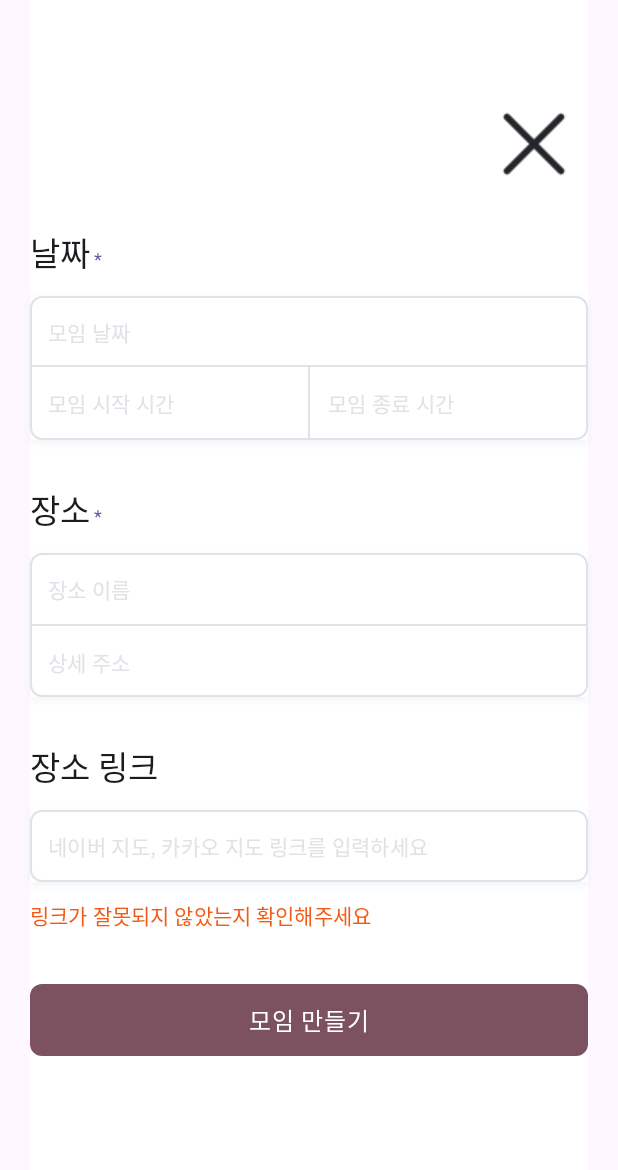
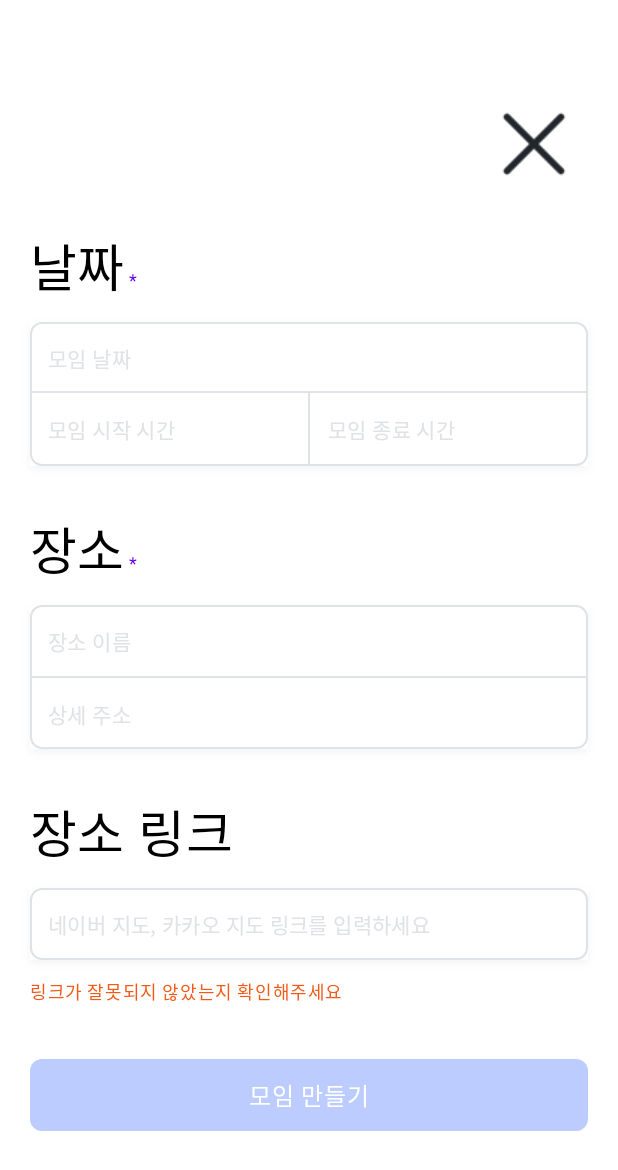
Before and after one commit to Nexters/holdy-android, an Android app built with Jetpack Compose: the @Preview function MoimCreateScreen, on a phone screen of 412 x 824 dp. Shown: the top 1170 px of the screen. Run offline under Robolectric (Android 15) with nearby library versions, the phone set to English and light mode, and no system bars; network calls fail; Roboto replaces fonts that are not available here.

Commit message:
refactor : material3 -> material

```diff
--- a/app/src/main/java/team/nexters/semonemo/common/Button.kt
+++ b/app/src/main/java/team/nexters/semonemo/common/Button.kt
@@ -1,10 +1,10 @@
 package team.nexters.semonemo.common
 
-import androidx.compose.material3.Button
-import androidx.compose.material3.ButtonColors
-import androidx.compose.material3.ButtonDefaults
-import androidx.compose.material3.MaterialTheme
-import androidx.compose.material3.Text
+import androidx.compose.material.Button
+import androidx.compose.material.ButtonColors
+import androidx.compose.material.ButtonDefaults
+import androidx.compose.material.MaterialTheme
+import androidx.compose.material.Text
 import androidx.compose.runtime.Composable
 import androidx.compose.ui.Modifier
 import androidx.compose.ui.graphics.Shape
@@ -18,8 +18,8 @@ internal fun Button(
     enabled: Boolean = true,
     shape: Shape,
     text: String,
-    textStyle: TextStyle = MaterialTheme.typography.bodyLarge.copy(
-        color = MaterialTheme.colorScheme.onPrimary
+    textStyle: TextStyle = MaterialTheme.typography.body1.copy(
+        color = MaterialTheme.colors.onPrimary
     )
 ) {
     Button(
--- a/app/src/main/java/team/nexters/semonemo/common/TextField.kt
+++ b/app/src/main/java/team/nexters/semonemo/common/TextField.kt
@@ -11,8 +11,8 @@ import androidx.compose.foundation.shape.RoundedCornerShape
 import androidx.compose.foundation.text.BasicTextField
 import androidx.compose.foundation.text.KeyboardActions
 import androidx.compose.foundation.text.KeyboardOptions
-import androidx.compose.material3.MaterialTheme
-import androidx.compose.material3.Text
+import androidx.compose.material.MaterialTheme
+import androidx.compose.material.Text
 import androidx.compose.runtime.Composable
 import androidx.compose.runtime.getValue
 import androidx.compose.runtime.mutableStateOf
@@ -50,7 +50,7 @@ internal fun TextField(
     var textFieldState by remember { mutableStateOf(TexFieldState.EMPTY) }
     val color = when (textFieldState) {
         TexFieldState.EMPTY -> Gray3
-        TexFieldState.FOCUSING -> MaterialTheme.colorScheme.primary
+        TexFieldState.FOCUSING -> MaterialTheme.colors.primary
         TexFieldState.Written -> Gray5
     }
     val keyboardController = LocalSoftwareKeyboardController.current
@@ -71,7 +71,7 @@ internal fun TextField(
                         bottom = 14.dp
                     ),
                 text = placeHolderText,
-                style = MaterialTheme.typography.bodyMedium.copy(
+                style = MaterialTheme.typography.body2.copy(
                     color = Gray3
                 )
             )
@@ -94,10 +94,10 @@ internal fun TextField(
                     }
                 },
             value = value,
-            textStyle = MaterialTheme.typography.bodyMedium,
+            textStyle = MaterialTheme.typography.body2,
             onValueChange = onValueChanged,
             singleLine = true,
-            cursorBrush = SolidColor(MaterialTheme.colorScheme.primary),
+            cursorBrush = SolidColor(MaterialTheme.colors.primary),
             keyboardOptions = KeyboardOptions(imeAction = ImeAction.Done),
             keyboardActions = KeyboardActions(onDone = { keyboardController?.hide() }),
         )
--- a/app/src/main/java/team/nexters/semonemo/ui/home/moimcreate/MoimCreateScreen.kt
+++ b/app/src/main/java/team/nexters/semonemo/ui/home/moimcreate/MoimCreateScreen.kt
@@ -9,10 +9,10 @@ import androidx.compose.foundation.layout.fillMaxWidth
 import androidx.compose.foundation.layout.height
 import androidx.compose.foundation.layout.padding
 import androidx.compose.foundation.shape.RoundedCornerShape
-import androidx.compose.material3.ButtonDefaults
-import androidx.compose.material3.MaterialTheme
-import androidx.compose.material3.Surface
-import androidx.compose.material3.Text
+import androidx.compose.material.ButtonDefaults
+import androidx.compose.material.MaterialTheme
+import androidx.compose.material.Surface
+import androidx.compose.material.Text
 import androidx.compose.runtime.Composable
 import androidx.compose.runtime.getValue
 import androidx.compose.runtime.mutableStateOf
@@ -35,6 +35,7 @@ import team.nexters.semonemo.common.TextField
 import team.nexters.semonemo.extension.drawColoredShadow
 import team.nexters.semonemo.extension.noRippleClickable
 import team.nexters.semonemo.theme.Danger1
+import team.nexters.semonemo.theme.Tertiary
 import team.nexters.semonemo.ui.home.moimcreate.component.DoubleTextField
 import team.nexters.semonemo.ui.home.moimcreate.component.TrippleTextField
 
@@ -73,15 +74,15 @@ internal fun MoimCreateScreen() {
                     withStyle(
                         SpanStyle(
                             fontSize = 12.sp,
-                            color = MaterialTheme.colorScheme.primary
+                            color = MaterialTheme.colors.primary
                         )
                     ) {
                         append(stringResource(id = R.string.star))
                     }
 
                 },
-                style = MaterialTheme.typography.titleLarge,
-                color = MaterialTheme.colorScheme.onBackground
+                style = MaterialTheme.typography.h4,
+                color = MaterialTheme.colors.onBackground
             )
             Spacer(modifier = Modifier.height(12.dp))
             TrippleTextField(
@@ -103,14 +104,14 @@ internal fun MoimCreateScreen() {
                     withStyle(
                         SpanStyle(
                             fontSize = 12.sp,
-                            color = MaterialTheme.colorScheme.primary
+                            color = MaterialTheme.colors.primary
                         )
                     ) {
                         append(stringResource(id = R.string.star))
                     }
                 },
-                style = MaterialTheme.typography.titleLarge,
-                color = MaterialTheme.colorScheme.onBackground
+                style = MaterialTheme.typography.h4,
+                color = MaterialTheme.colors.onBackground
             )
             Spacer(modifier = Modifier.height(12.dp))
             DoubleTextField(
@@ -124,8 +125,8 @@ internal fun MoimCreateScreen() {
             Spacer(modifier = Modifier.height(30.dp))
             Text(
                 text = stringResource(id = R.string.title_place_link),
-                style = MaterialTheme.typography.titleLarge,
-                color = MaterialTheme.colorScheme.onBackground
+                style = MaterialTheme.typography.h4,
+                color = MaterialTheme.colors.onBackground
             )
             Spacer(modifier = Modifier.height(12.dp))
             TextField(
@@ -137,7 +138,7 @@ internal fun MoimCreateScreen() {
             Spacer(modifier = Modifier.height(12.dp))
             Text(
                 text = stringResource(id = R.string.link_is_correct),
-                style = MaterialTheme.typography.labelLarge.copy(color = Danger1)
+                style = MaterialTheme.typography.caption.copy(color = Danger1)
             )
             Spacer(modifier = Modifier.height(35.dp))
             Button(
@@ -146,8 +147,8 @@ internal fun MoimCreateScreen() {
                     .height(48.dp),
                 onClick = { /*TODO*/ },
                 colors = ButtonDefaults.buttonColors(
-                    disabledContainerColor = MaterialTheme.colorScheme.tertiary,
-                    containerColor = MaterialTheme.colorScheme.primary
+                    disabledBackgroundColor = Tertiary,
+                    backgroundColor = MaterialTheme.colors.primary
                 ),
                 enabled = isMoimCreateAvailabe(date, startTime, endTime, address, detailAddress),
                 shape = RoundedCornerShape(8.dp),
--- a/app/src/main/java/team/nexters/semonemo/ui/home/moimcreate/component/DoubleTextField.kt
+++ b/app/src/main/java/team/nexters/semonemo/ui/home/moimcreate/component/DoubleTextField.kt
@@ -17,9 +17,9 @@ import androidx.compose.foundation.shape.RoundedCornerShape
 import androidx.compose.foundation.text.BasicTextField
 import androidx.compose.foundation.text.KeyboardActions
 import androidx.compose.foundation.text.KeyboardOptions
-import androidx.compose.material3.Divider
-import androidx.compose.material3.MaterialTheme
-import androidx.compose.material3.Text
+import androidx.compose.material.Divider
+import androidx.compose.material.MaterialTheme
+import androidx.compose.material.Text
 import androidx.compose.runtime.Composable
 import androidx.compose.runtime.getValue
 import androidx.compose.runtime.mutableStateOf
@@ -55,7 +55,7 @@ internal fun DoubleTextField(
     var textFieldState by remember { mutableStateOf(TexFieldState.EMPTY) }
     val color = when (textFieldState) {
         TexFieldState.EMPTY -> Gray3
-        TexFieldState.FOCUSING -> MaterialTheme.colorScheme.primary
+        TexFieldState.FOCUSING -> MaterialTheme.colors.primary
         TexFieldState.Written -> Gray5
     }
     Column(
@@ -106,7 +106,7 @@ internal fun TrippleTextField(
     var textFieldState by remember { mutableStateOf(TexFieldState.EMPTY) }
     val color = when (textFieldState) {
         TexFieldState.EMPTY -> Gray3
-        TexFieldState.FOCUSING -> MaterialTheme.colorScheme.primary
+        TexFieldState.FOCUSING -> MaterialTheme.colors.primary
         TexFieldState.Written -> Gray5
     }
     Column(
@@ -212,7 +212,7 @@ private fun InnerTextField(
                         bottom = 14.dp
                     ),
                 text = placeHolderText,
-                style = MaterialTheme.typography.bodyMedium.copy(
+                style = MaterialTheme.typography.body2.copy(
                     color = Gray3
                 )
             )
@@ -238,9 +238,9 @@ private fun InnerTextField(
                 .focusRequester(focusRequester),
             value = value,
             singleLine = true,
-            textStyle = MaterialTheme.typography.bodyMedium,
+            textStyle = MaterialTheme.typography.body2,
             onValueChange = onValueChanged,
-            cursorBrush = SolidColor(MaterialTheme.colorScheme.primary),
+            cursorBrush = SolidColor(MaterialTheme.colors.primary),
             keyboardOptions = KeyboardOptions(imeAction = ImeAction.Next),
             keyboardActions = KeyboardActions(
                 onNext = {
--- a/app/src/main/java/team/nexters/semonemo/ui/home/moimlist/component/FloatingActionButton.kt
+++ b/app/src/main/java/team/nexters/semonemo/ui/home/moimlist/component/FloatingActionButton.kt
@@ -6,7 +6,7 @@ import androidx.compose.foundation.layout.Box
 import androidx.compose.foundation.layout.BoxScope
 import androidx.compose.foundation.layout.size
 import androidx.compose.foundation.shape.CircleShape
-import androidx.compose.material3.MaterialTheme
+import androidx.compose.material.MaterialTheme
 import androidx.compose.runtime.Composable
 import androidx.compose.ui.Modifier
 import androidx.compose.ui.draw.clip
@@ -17,7 +17,7 @@ import androidx.compose.ui.unit.dp
 internal fun FloatingActionButton(
     modifier: Modifier = Modifier,
     onClick: () -> Unit,
-    color: Color = MaterialTheme.colorScheme.primary,
+    color: Color = MaterialTheme.colors.primary,
     contents: @Composable BoxScope.() -> Unit
 ) {
     Box(
```
Also changed, not shown: app/src/main/java/team/nexters/semonemo/theme/Theme.kt (+6 -19 lines), app/src/main/java/team/nexters/semonemo/theme/Type.kt (+9 -11 lines), app/src/main/java/team/nexters/semonemo/ui/home/moimdetail/MoimDetailScreen.kt (added, +58 -0 lines), app/src/main/java/team/nexters/semonemo/ui/home/moimdetail/MoimDetailViewModel.kt (added, +7 -0 lines), app/src/main/java/team/nexters/semonemo/ui/home/moimlist/MoimListScreen.kt (+5 -7 lines), app/src/main/java/team/nexters/semonemo/ui/home/moimlist/component/Body.kt (+11 -12 lines), app/src/main/java/team/nexters/semonemo/ui/home/moimlist/component/TopBar.kt (+7 -8 lines), app/src/main/java/team/nexters/semonemo/ui/start/login/LoginScreen.kt (+3 -5 lines).
